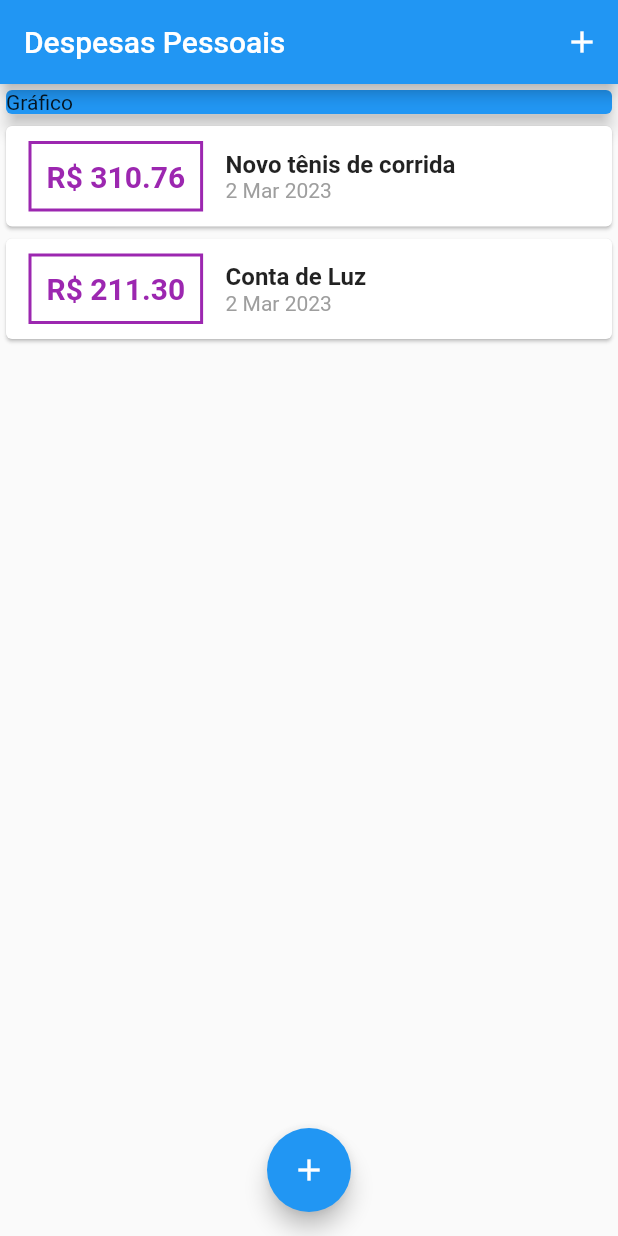
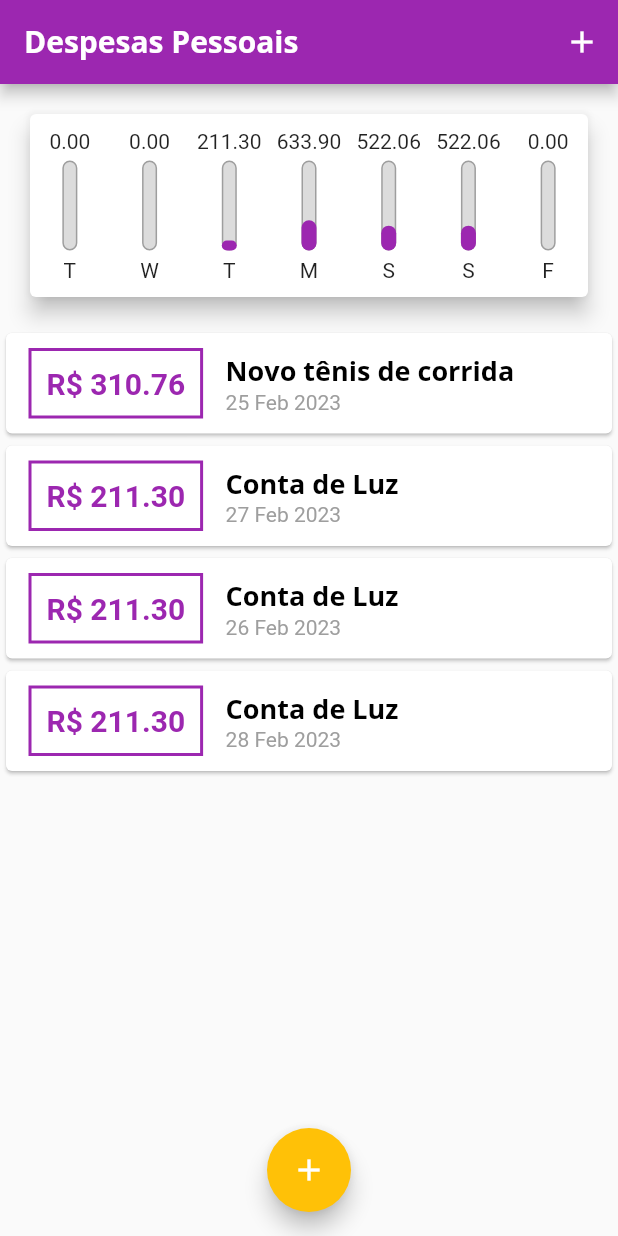
Before and after one commit to ItaloRod/expenses, a Flutter app: the screen it shows after launch, on a phone screen of 412 x 824 dp. Run offline on Flutter 3.47's test engine with Material 2 defaults, Android fonts, the phone set to English and light mode, and no system bars.

Commit message:
add implementation of chart.dart and chart_bar.dart Widgets

```diff
--- /dev/null
+++ b/lib/components/chart.dart
@@ -0,0 +1,59 @@
+import 'package:expenses/components/chart_bar.dart';
+import 'package:expenses/models/transaction.dart';
+import 'package:flutter/material.dart';
+import 'package:intl/intl.dart';
+
+class Chart extends StatelessWidget {
+
+  final List<Transaction> recentTransaction;
+  Chart(this.recentTransaction, {super.key});
+
+  List<Map<String, dynamic>> get groupedTransactions {
+    return List.generate(7, (index){
+      final weekDay = DateTime.now().subtract(
+        Duration(days: index),
+      );
+
+      double totalSum = 0.0;
+      for(var i = 0; i < recentTransaction.length; i++) {
+
+        Transaction mainTransaction = recentTransaction[i];
+        bool sameDay = mainTransaction.date.day == weekDay.day;
+        bool sameMoth = mainTransaction.date.month == weekDay.month;
+        bool sameYear = mainTransaction.date.year == weekDay.year;
+
+        if(sameDay && sameMoth && sameYear) {
+          totalSum += mainTransaction.value;
+        }
+      }
+      return {
+        'day': DateFormat.E().format(weekDay)[0],
+        'value': totalSum};
+    });
+  }
+  double get _weekTotalValue {
+    return groupedTransactions.fold(0.0, (sum, tr) => sum + tr['value']);
+  }
+  @override
+  Widget build(BuildContext context) {
+    return Card(
+      elevation: 6,
+      margin: const EdgeInsets.all(20),
+      child: Padding(
+        padding: const EdgeInsets.symmetric(vertical: 10),
+        child: Row(
+          mainAxisAlignment: MainAxisAlignment.spaceAround,
+          children: groupedTransactions.map((tr) {
+            return Flexible(
+              fit: FlexFit.tight,
+              child: ChartBar(
+                  label: tr['day'],
+                  value: tr['value'] ,
+                  percentage: (tr['value'] as double) / _weekTotalValue),
+            );
+          }).toList()
+        ),
+      ),
+    );
+  }
+}
--- /dev/null
+++ b/lib/components/chart_bar.dart
@@ -0,0 +1,56 @@
+import 'package:flutter/material.dart';
+
+class ChartBar extends StatelessWidget {
+
+  final String label;
+  final double value;
+  final double percentage;
+
+  ChartBar({super.key,
+    required this.label,
+    required this.value,
+    required this.percentage
+  });
+
+  @override
+  Widget build(BuildContext context) {
+    return Column(
+      children: [
+        FittedBox(
+            child: Text(value.toStringAsFixed(2))
+        ),
+        const SizedBox(height: 5),
+        Container(
+          height: 60,
+          width: 10,
+          child: Stack(
+            alignment: Alignment.bottomCenter,
+            children: [
+              Container(
+                decoration: BoxDecoration(
+                  border:  Border.all(
+                    color: Colors.grey,
+                    width: 1.0,
+                  ),
+                  color: const Color.fromRGBO(220, 220, 220, 1),
+                  borderRadius: BorderRadius.circular(5)
+                ),
+              ),
+              FractionallySizedBox(
+                heightFactor: percentage,
+                child: Container(
+                  decoration: BoxDecoration(
+                      color: Theme.of(context).colorScheme.primary,
+                      borderRadius: BorderRadius.circular(5)
+                  ),
+                ),
+              )
+            ],
+          ),
+        ),
+        const SizedBox(height: 5),
+        Text(label)
+      ],
+    );
+  }
+}
--- a/lib/components/transaction_list.dart
+++ b/lib/components/transaction_list.dart
@@ -13,7 +13,23 @@ class TransactionList extends StatelessWidget {
   Widget build(BuildContext context) {
     return Container(
       height: 300,
-      child: ListView.builder(
+      child: transactions.isEmpty ? Column(
+        children: [
+          const SizedBox(height: 20),
+          Text(
+            'Nenhuma Transação cadastrada',
+            style: Theme.of(context).textTheme.titleLarge
+        ),
+          const SizedBox(height: 20),
+          SizedBox(
+            height: 200,
+            child: Image.asset(
+                'assets/images/waiting.png',
+              fit: BoxFit.cover,
+            ),
+          )
+      ],
+      ) : ListView.builder(
         itemCount: transactions.length,
         itemBuilder: (ctx, index) {
           final tr = transactions[index];
@@ -27,17 +43,17 @@ class TransactionList extends StatelessWidget {
                     ),
                     decoration: BoxDecoration(
                       border: Border.all(
-                        color: Colors.purple,
+                        color: Theme.of(context).colorScheme.primary,
                         width: 2,
                       ),
                     ),
                     padding: const EdgeInsets.all(10),
                     child:  Text(
                       'R\$ ${tr.value.toStringAsFixed(2)}',
-                      style: const TextStyle(
+                      style: TextStyle(
                           fontWeight: FontWeight.bold,
                           fontSize: 20,
-                          color: Colors.purple
+                          color: Theme.of(context).colorScheme.primary,
                       ),
                     ),
                   ),
@@ -46,10 +62,7 @@ class TransactionList extends StatelessWidget {
                     children: [
                       Text(
                         tr.title,
-                        style: const TextStyle(
-                            fontSize: 16,
-                            fontWeight: FontWeight.bold
-                        ),
+                        style: Theme.of(context).textTheme.titleLarge,
                       ),
                       Text(
                         DateFormat('d MMM y').format(tr.date),
--- a/lib/main.dart
+++ b/lib/main.dart
@@ -1,6 +1,6 @@
 
 import 'dart:math';
-import 'package:flutter/material.dart';
+import 'package:expenses/components/chart.dart';
 import 'package:flutter/material.dart';
 import 'components/transaction_form.dart';
 import 'components/transaction_list.dart';
@@ -13,10 +13,33 @@ main() {
 class ExpenseApp extends StatelessWidget {
   const ExpenseApp({super.key});
 
+
   @override
   Widget build(BuildContext context) {
+    final ThemeData tema = ThemeData();
     return MaterialApp(
-      home: MyHomePage()
+      home: MyHomePage(),
+      theme: tema.copyWith(
+        colorScheme: tema.colorScheme.copyWith(
+          primary: Colors.purple,
+          secondary: Colors.amber,
+        ),
+        textTheme: tema.textTheme.copyWith(
+          titleLarge: const TextStyle(
+            fontFamily: 'OpenSans',
+            fontSize: 18,
+            fontWeight: FontWeight.bold,
+            color: Colors.black,
+          ),
+        ),
+        appBarTheme: const AppBarTheme(
+          titleTextStyle: TextStyle(
+            fontFamily: 'OpenSans',
+            fontSize: 20,
+            fontWeight: FontWeight.bold
+          )
+        )
+      )
     );
   }
 }
@@ -31,14 +54,27 @@ class MyHomePage extends StatefulWidget {
 class _MyHomePageState extends State<MyHomePage> {
 
    final List<Transaction> _transactions = [
-    Transaction(id: 't1', title: 'Novo tênis de corrida', value: 310.76, date: DateTime.now()),
-    Transaction(id: 't2', title: 'Conta de Luz', value: 211.30, date: DateTime.now())
+      Transaction(id: 't1', title: 'Novo tênis de corrida', value: 310.76, date: DateTime.now().subtract(const Duration(days: 5))),
+      Transaction(id: 't2', title: 'Conta de Luz', value: 211.30, date: DateTime.now().subtract(const Duration(days: 3))),
+      Transaction(id: 't2', title: 'Conta de Luz', value: 211.30, date: DateTime.now().subtract(const Duration(days: 4))),
+      Transaction(id: 't2', title: 'Conta de Luz', value: 211.30, date: DateTime.now().subtract(const Duration(days: 2))),
+      Transaction(id: 't2', title: 'Conta de Luz', value: 211.30, date: DateTime.now().subtract(const Duration(days: 3))),
+      Transaction(id: 't2', title: 'Conta de Luz', value: 211.30, date: DateTime.now().subtract(const Duration(days: 3))),
+      Transaction(id: 't3', title: 'Novo tênis de corrida', value: 310.76, date: DateTime.now().subtract(const Duration(days: 4))),
+      Transaction(id: 't4', title: 'Conta de Luz', value: 211.30, date: DateTime.now().subtract(const Duration(days: 5)))
   ];
 
   _openTransactionFormModal(BuildContext context) {
     showModalBottomSheet(context: context, builder: (_) {
       return TransactionForm((p0, p1) => _addtransaction(p0, p1));
     });
+  }
+  List<Transaction> get _recentTransactions {
+    return _transactions.where((tr) {
+      return tr.date.isAfter(DateTime.now().subtract(
+        const Duration(days: 7)
+      ));
+    }).toList();
   }
   _addtransaction(String title, double value) {
     final newTransaction = Transaction(
@@ -68,13 +104,7 @@ class _MyHomePageState extends State<MyHomePage> {
         child: Column(
           crossAxisAlignment: CrossAxisAlignment.stretch,
           children: <Widget>[
-            Container(
-              child: const Card(
-                color: Colors.blue,
-                elevation: 5,
-                child: Text('Gráfico'),
-              ),
-            ),
+           Chart(_recentTransactions),
             TransactionList(_transactions)
           ],
         ),
```
Also changed, not shown: pubspec.yaml (+15 -8 lines), assets/fonts/OpenSans-Bold.ttf (added), assets/fonts/OpenSans-Regular.ttf (added), assets/fonts/Quicksand-Bold.ttf (added), assets/fonts/Quicksand-Light.ttf (added), assets/fonts/Quicksand-Medium.ttf (added), assets/fonts/Quicksand-Regular.ttf (added), assets/images/waiting.png (added).
